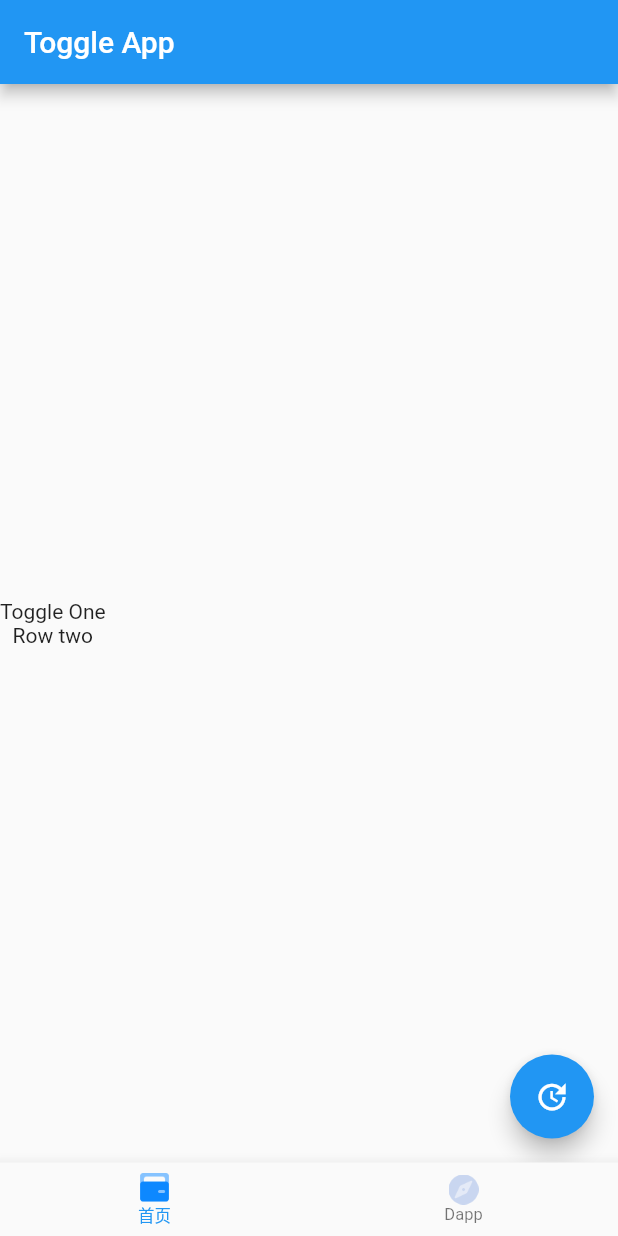
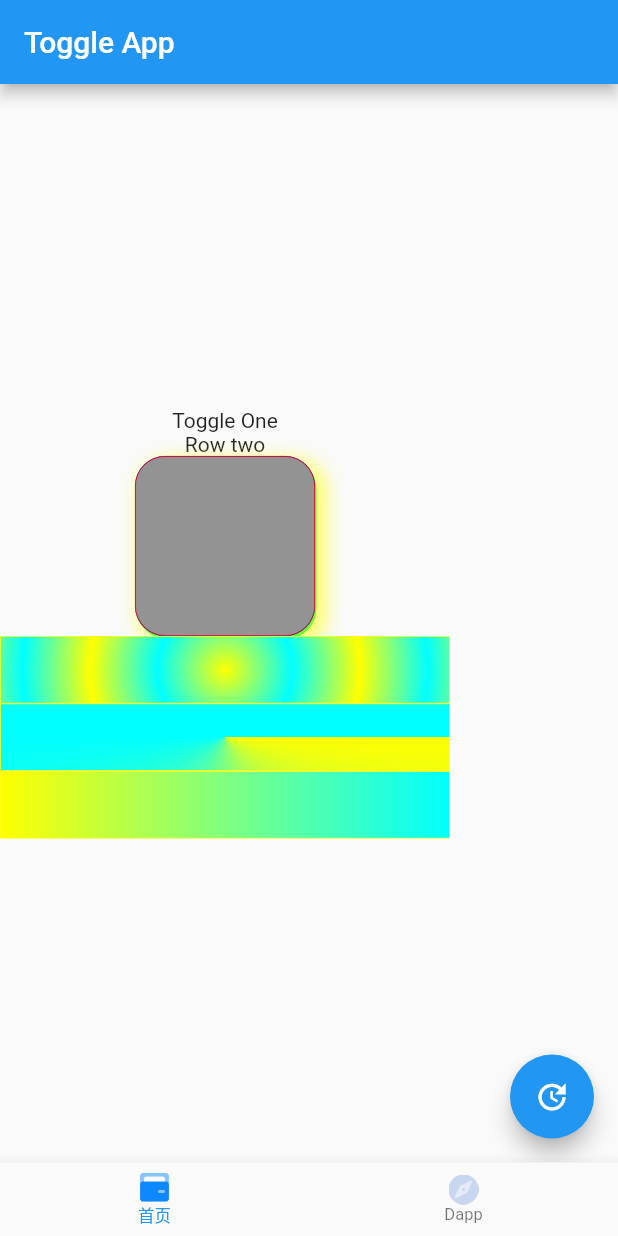
Before and after one commit to WTree/flutter_demo1, a Flutter app: the screen it shows after launch, on a phone screen of 412 x 824 dp. Run offline on Flutter 3.47's test engine with Material 2 defaults, Android fonts, the phone set to English and light mode, and no system bars; our stand-ins replace fluttertoast, transparent_image; network calls fail.

Commit message:
渐变阴影操作

```diff
--- a/lib/Toggle.dart
+++ b/lib/Toggle.dart
@@ -49,7 +49,6 @@ showBottomSheetMenu(BuildContext context) {
                   topLeft: const Radius.circular(10),
                   topRight: const Radius.circular(10)),
             ),
-
             child: new Center(child: new Text("this is modal sheet")),
           ),
         );
@@ -85,6 +84,61 @@ class _ToggleAppPageState extends State<ToggleAppPage> {
         children: <Widget>[
           _getToggleChild(),
           new Text("Row two"),
+          new SizedBox(
+            width: 120,
+            height: 120,
+            child: Container(
+              decoration: BoxDecoration(
+                  border: new Border.all(color: Color(0xffff0000), width: 0.5),
+                  color: Color(0xff939393),
+                  borderRadius: new BorderRadius.circular(20),
+                  boxShadow: [
+                    BoxShadow(
+                      color: Color(0x99ffff00),
+                      offset: Offset(5.0, 5.0),
+                      blurRadius: 10.0,
+                      spreadRadius: 2.0,
+                    ),
+                    BoxShadow(
+                        color: Color(0x9900ff00), offset: Offset(1.0, 1.9)),
+                    BoxShadow(color: Color(0xff0000ff))
+                  ]),
+            ),
+          ),
+          new SizedBox(
+            width: 300,
+            height: 45,
+            child: Container(
+              decoration: new BoxDecoration(
+                  border: new Border.all(color: Color(0xffffff00), width: 0.5),
+                  gradient: RadialGradient(
+                      colors: [Color(0xffffff00), Color(0xff00ffff)],
+                      radius: 1,
+                      tileMode: TileMode.mirror)),
+            ),
+          ),
+          new SizedBox(
+            width: 300,
+            height: 45,
+            child: Container(
+              decoration: new BoxDecoration(
+                  border: new Border.all(color: Color(0xffffff00), width: 0.5),
+                  gradient: SweepGradient(
+                      colors: [Color(0xffffff00), Color(0xff00ffff)],
+                      startAngle: 0,endAngle: 1*3.14)),
+            ),
+          ),
+          new SizedBox(
+            width: 300,
+            height: 45,
+            child: Container(
+              decoration: new BoxDecoration(
+                  border: new Border.all(color: Color(0xffffff00), width: 0.5),
+                  gradient: LinearGradient(
+                      colors: [Color(0xffffff00), Color(0xff00ffff)],
+                      )),
+            ),
+          ),
         ],
       ),
       floatingActionButton: new FloatingActionButton(
@@ -92,7 +146,7 @@ class _ToggleAppPageState extends State<ToggleAppPage> {
         onPressed: () {
 //          showLoading(context);
 //          showBottomSheetMenu(context);
-        NativeToastUtils.showToast(message:"测试toast");
+          NativeToastUtils.showToast(message: "测试toast");
         },
         tooltip: 'update Text',
         child: new Icon(Icons.update),
```
